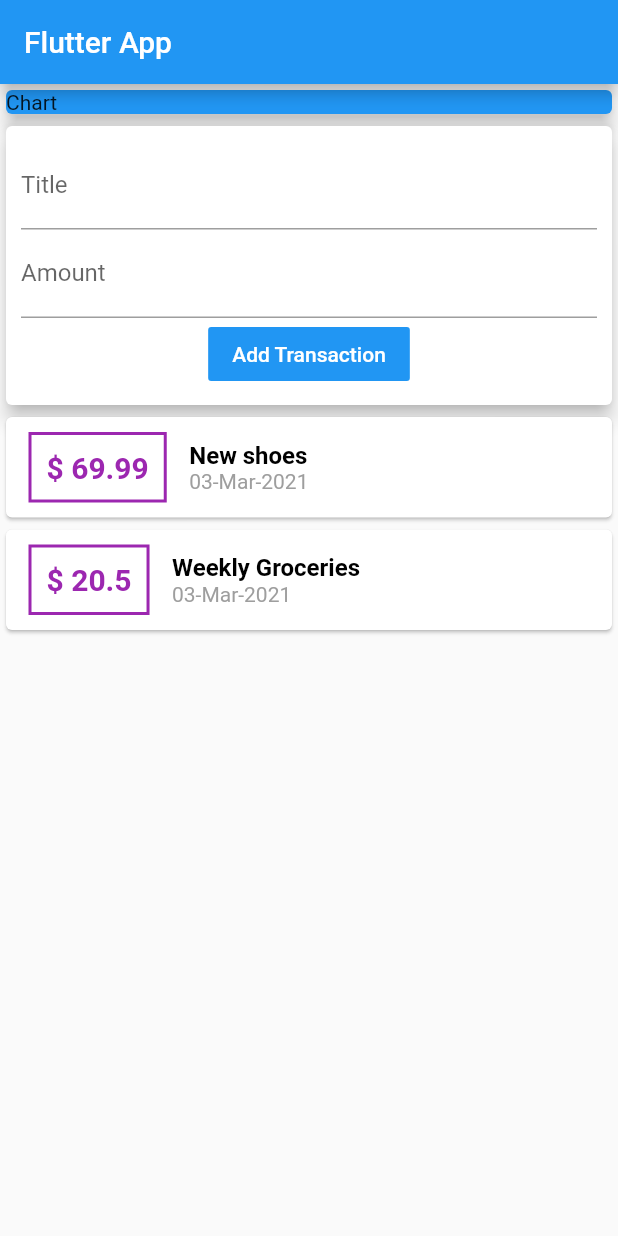
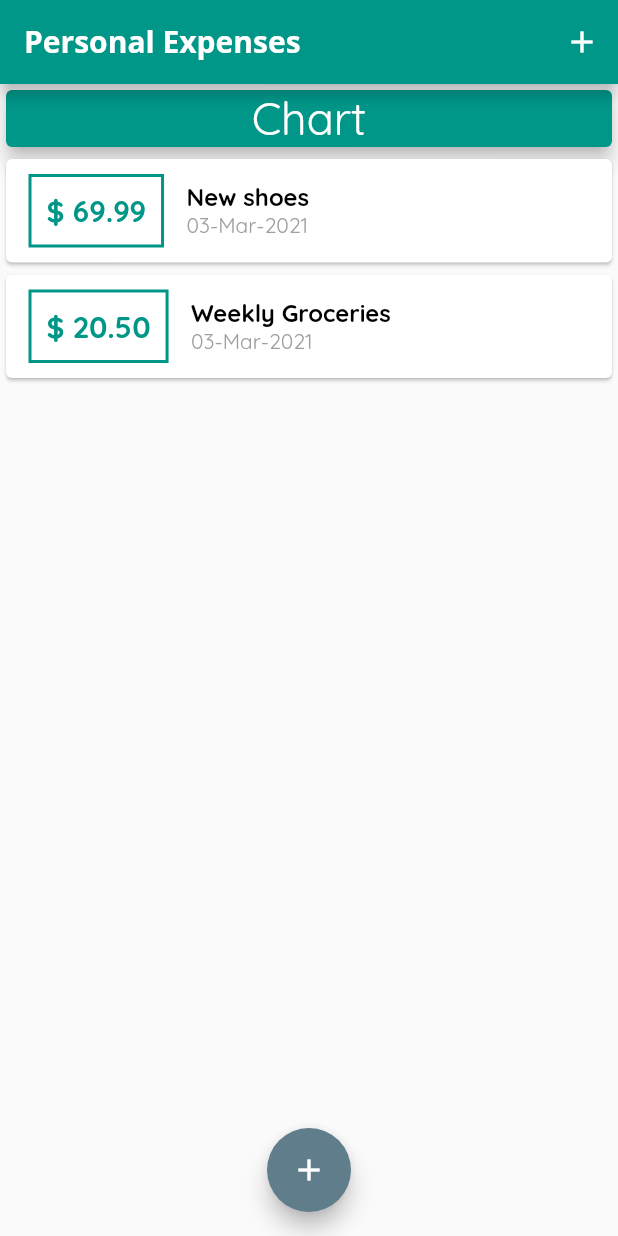
Before and after one commit to Raiyan-sharif/Personal_Expense-App, a Flutter app: the screen it shows after launch, on a phone screen of 412 x 824 dp. Run offline on Flutter 3.47's test engine with Material 2 defaults, Android fonts, the phone set to English and light mode, and no system bars.

Commit message:
Application polish and some functionality added

```diff
--- a/personal_expense_app/lib/main.dart
+++ b/personal_expense_app/lib/main.dart
@@ -1,47 +1,133 @@
 import 'package:flutter/material.dart';
 import 'package:personal_expense_app/widgets/new_transaction.dart';
 import 'package:personal_expense_app/widgets/transaction_list.dart';
-import 'package:personal_expense_app/widgets/user_transactions.dart';
+
+import 'models/transaction.dart';
 
 
 void main() {
-  runApp(MyApp());
+  runApp(MaterialApp(
+    title: 'Personal Expenses',
+    theme: ThemeData(
+      primarySwatch: Colors.teal,
+      accentColor: Colors.blueGrey,
+      fontFamily: 'Quicksand',
+      appBarTheme: AppBarTheme(
+        textTheme: ThemeData.light().textTheme.copyWith(
+        title: TextStyle(
+          fontFamily: 'OpenSans',
+          fontSize: 20,
+          fontWeight: FontWeight.bold
+        )
+      ),),
+
+    ),
+    home: MyApp(),
+  )
+  );
 }
 
-class MyApp extends StatelessWidget {
+class MyApp extends StatefulWidget {
 
 
 //  String titleInput;
 //  String amountInput;
-  final titleController = TextEditingController();
-  final amountControlller = TextEditingController();
+  @override
+  _MyAppState createState() => _MyAppState();
+}
+
+class _MyAppState extends State<MyApp> {
+//  final titleController = TextEditingController();
+//
+//  final amountControlller = TextEditingController();
+
+
+  final List<Transaction> _userTransactions = [
+    Transaction(
+      id: 't1',
+      title: 'New shoes',
+      amount: 69.99,
+      date: DateTime.now(),
+    ),
+    Transaction(
+      id: 't2',
+      title: 'Weekly Groceries',
+      amount: 20.5,
+      date: DateTime.now(),
+    ),
+  ];
+
+  void _addNewTransaction(String txTitle, double txAmount) {
+    final newTX = Transaction(
+        title: txTitle,
+        amount: txAmount,
+        date: DateTime.now(),
+        id: DateTime.now().toString()
+    );
+    setState(() {
+      _userTransactions.add(newTX);
+    });
+  }
+
+  void _startAddNewTransaction(BuildContext context){
+    showModalBottomSheet(context: context, builder: (context){
+      return GestureDetector(
+        onTap: (){
+
+        },
+        child: NewTransaction(_addNewTransaction),
+        behavior: HitTestBehavior.opaque,
+      );
+    });
+  }
 
   @override
   Widget build(BuildContext context) {
-    return MaterialApp(
-      home: Scaffold(
+    return Scaffold(
         appBar: AppBar(
-          title: Text('Flutter App'),
+          title:
+          Text(
+            'Personal Expenses',
           ),
-        body: Column(
+          actions: [
+            IconButton(icon: Icon(Icons.add), onPressed: () => _startAddNewTransaction(context),
+            )
+          ],
+        ),
+        body: SingleChildScrollView(
+          child: Column(
 //          mainAxisAlignment: MainAxisAlignment.spaceEvenly,
             crossAxisAlignment: CrossAxisAlignment.stretch,
             children: [
               Container(
                 width: double.infinity,
                 child: Card(
-                color: Colors.blue,
-                child: Text('Chart'),
+                  color: Theme.of(context).primaryColor,
+
+                  child: Text(
+                    'Chart',
+
+                    style: TextStyle(
+                      fontSize: 30,
+                      color: Colors.white,
+                    ),
+                    textAlign: TextAlign.center,
+                  ),
+
                   elevation: 5,
                 ),
               ),
 
-            UserTransactions(),
-//            TransactionList(),
+              TransactionList(_userTransactions),
 
             ],
           ),
         ),
+        floatingActionButtonLocation: FloatingActionButtonLocation.centerFloat,
+        floatingActionButton: FloatingActionButton(
+          child: Icon(Icons.add),
+          onPressed: ()=> _startAddNewTransaction(context),
+        ),
       );
   }
 }
--- a/personal_expense_app/lib/widgets/transaction_list.dart
+++ b/personal_expense_app/lib/widgets/transaction_list.dart
@@ -11,8 +11,10 @@ class TransactionList extends StatelessWidget {
   Widget build(BuildContext context) {
 
 
-    return Column(
-      children: transactions .map((tx) {
+    return Container(
+      height: 500,
+      child: ListView.builder(
+        itemBuilder: (ctx, index){
           return Card(
             child: Row(
               children: [
@@ -23,23 +25,23 @@ class TransactionList extends StatelessWidget {
                   ),
                   decoration: BoxDecoration(
                       border: Border.all(
-                      color: Colors.purple,
+                        color: Theme.of(context).primaryColor,
                         width: 2,
                       )),
                   padding: EdgeInsets.all(10),
                   child: Text(
-                  '\$ ${tx.amount}',
+                    '\$ ${transactions[index].amount.toStringAsFixed(2)}',
                     style: TextStyle(
                         fontWeight: FontWeight.bold,
                         fontSize: 20,
-                      color: Colors.purple),
+                        color: Theme.of(context).primaryColor),
                   ),
                 ),
                 Column(
                   crossAxisAlignment: CrossAxisAlignment.start,
                   children: [
                     Text(
-                    tx.title,
+                      transactions[index].title,
                       style: TextStyle(
                           fontWeight: FontWeight.bold,
                           fontSize: 16,
@@ -47,7 +49,7 @@ class TransactionList extends StatelessWidget {
                       ),
                     ),
                     Text(
-                    DateFormat('dd-LLL-yyyy').format(tx.date),
+                      DateFormat('dd-LLL-yyyy').format(transactions[index].date),
                       style: TextStyle(
                           color: Colors.grey
                       ),
@@ -57,7 +59,12 @@ class TransactionList extends StatelessWidget {
               ],
             ),
           );
-      }).toList(),
+        },
+        itemCount: transactions.length,
+//        children: transactions .map((tx) {
+//
+//        }).toList(),
+      ),
     );
   }
 }
--- a/personal_expense_app/lib/widgets/user_transactions.dart
+++ /dev/null
@@ -1,47 +0,0 @@
-import 'package:flutter/material.dart';
-import 'package:personal_expense_app/models/transaction.dart';
-import 'package:personal_expense_app/widgets/new_transaction.dart';
-import 'package:personal_expense_app/widgets/transaction_list.dart';
-
-class UserTransactions extends StatefulWidget {
-  @override
-  _UserTransactionsState createState() => _UserTransactionsState();
-}
-
-class _UserTransactionsState extends State<UserTransactions> {
-  final List<Transaction> _userTransactions = [
-    Transaction(
-      id: 't1',
-      title: 'New shoes',
-      amount: 69.99,
-      date: DateTime.now(),
-    ),
-    Transaction(
-      id: 't2',
-      title: 'Weekly Groceries',
-      amount: 20.5,
-      date: DateTime.now(),
-    ),
-  ];
-
-  void _addNewTransaction(String txTitle, double txAmount) {
-    final newTX = Transaction(
-        title: txTitle,
-        amount: txAmount,
-        date: DateTime.now(),
-        id: DateTime.now().toString());
-    setState(() {
-      _userTransactions.add(newTX);
-    });
-  }
-
-  @override
-  Widget build(BuildContext context) {
-    return Column(
-      children: [
-        NewTransaction(_addNewTransaction),
-        TransactionList(_userTransactions),
-      ],
-    );
-  }
-}
```
Also changed, not shown: personal_expense_app/lib/widgets/new_transaction.dart (+36 -10 lines), personal_expense_app/pubspec.yaml (+12 -6 lines), personal_expense_app/assets/fonts/OpenSans-Bold.ttf (added), personal_expense_app/assets/fonts/OpenSans-Regular.ttf (added), personal_expense_app/assets/fonts/Quicksand-Bold.ttf (added), personal_expense_app/assets/fonts/Quicksand-Light.ttf (added), personal_expense_app/assets/fonts/Quicksand-Medium.ttf (added), personal_expense_app/assets/fonts/Quicksand-Regular.ttf (added). Lines whose indentation alone changed are shown as unchanged.
